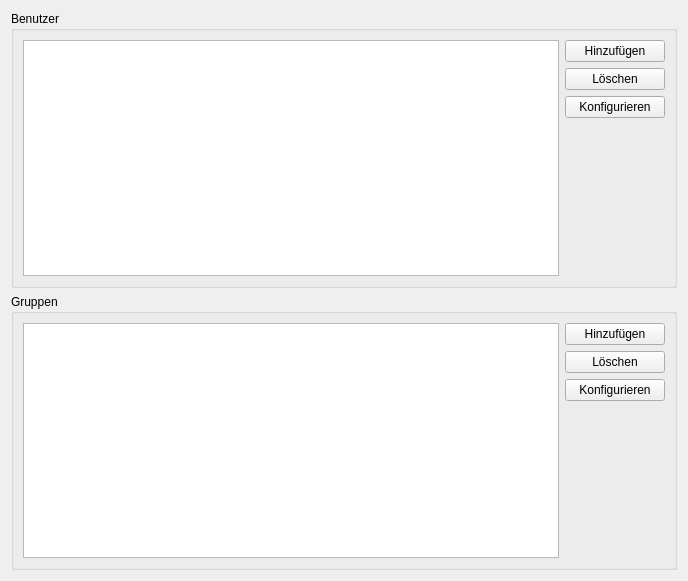
First picture: the form in ui/qmamsusersettingswidget.ui, repository Christian-Kr/QualificationMatrix, before the edit.
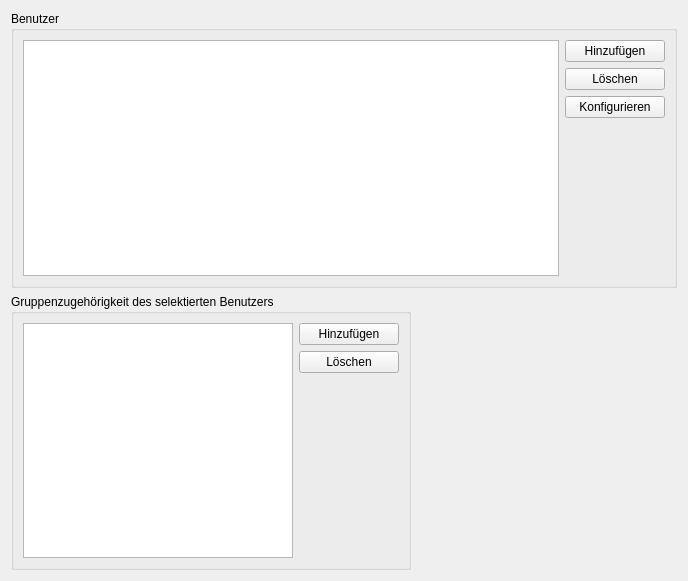
Second picture: the form after the edit.

Commit message: ui table style

Patch:
```diff
--- a/ui/qmamsusersettingswidget.ui
+++ b/ui/qmamsusersettingswidget.ui
@@ -94,8 +94,14 @@
      </item>
      <item>
       <widget class="QGroupBox" name="groupBox_3">
+       <property name="maximumSize">
+        <size>
+         <width>400</width>
+         <height>16777215</height>
+        </size>
+       </property>
        <property name="title">
-        <string>Gruppen</string>
+        <string>Gruppenzugehörigkeit des selektierten Benutzers</string>
        </property>
        <layout class="QGridLayout" name="gridLayout_3">
         <item row="0" column="0">
@@ -135,19 +141,6 @@
               </property>
              </widget>
             </item>
-            <item>
-             <widget class="QPushButton" name="pbConfigGroup">
-              <property name="minimumSize">
-               <size>
-                <width>100</width>
-                <height>0</height>
-               </size>
-              </property>
-              <property name="text">
-               <string>Konfigurieren</string>
-              </property>
-             </widget>
-            </item>
             <item>
              <spacer name="verticalSpacer_2">
               <property name="orientation">
```
Left out of the diff: 28 changed lines with no effect on the pictures.
